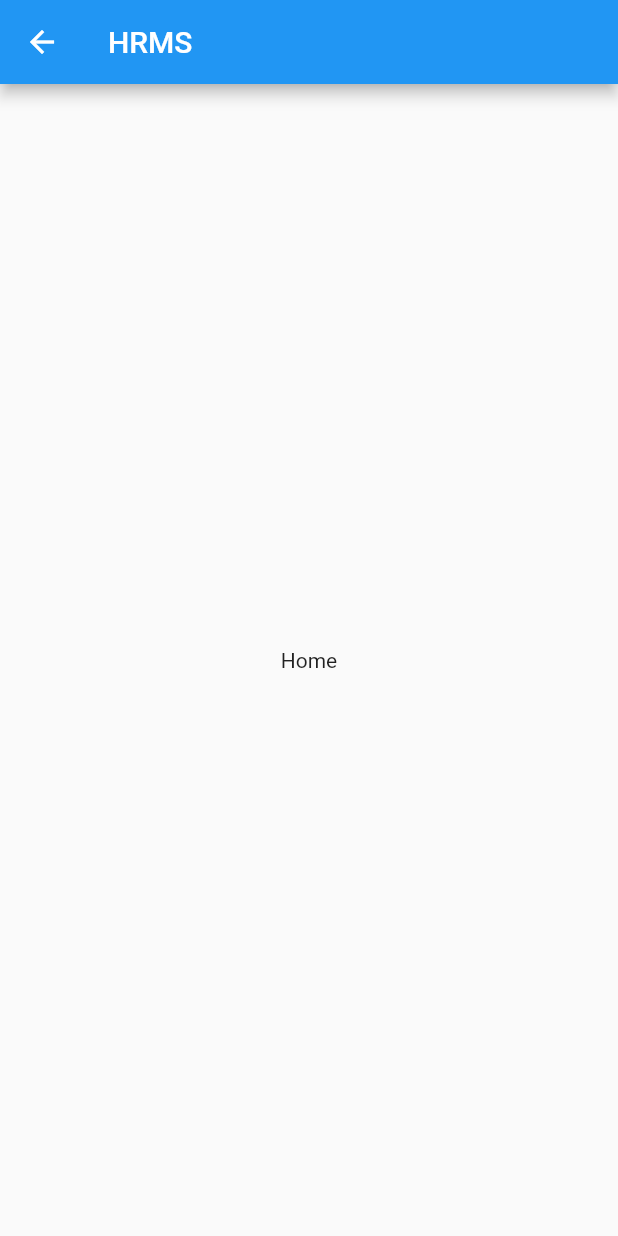
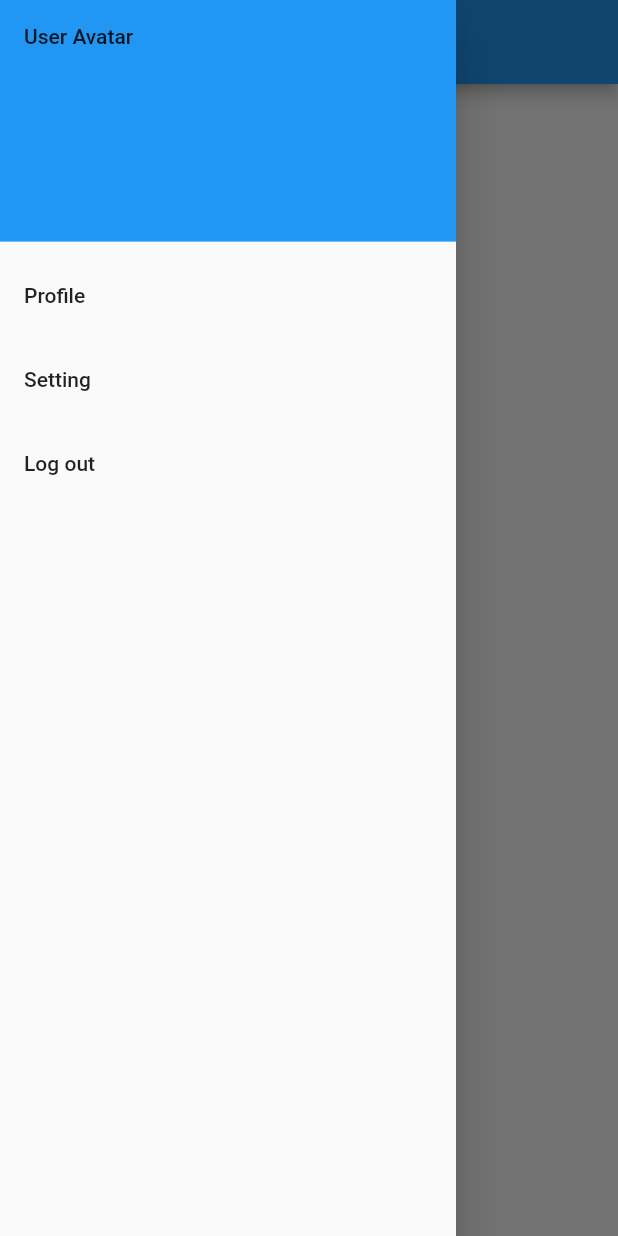
Before and after one commit to chanthornyoeun/hrms_app, a Flutter app: the HomeScreen screen opened by its route, with the side drawer open (before the commit the screen has no drawer), on a phone screen of 412 x 824 dp. Run offline on Flutter 3.47's test engine with Material 2 defaults, Android fonts, the phone set to English and light mode, and no system bars; our stand-ins replace modal_progress_hud, shared_preferences; accounts and stored records are empty.

Commit message:
Add app drawer

```diff
--- /dev/null
+++ b/lib/screens/drawer.dart
@@ -0,0 +1,76 @@
+import 'package:flutter/material.dart';
+import 'package:hrms_app/core/auth_service.dart';
+import 'package:hrms_app/core/credentials_service.dart';
+import 'package:modal_progress_hud/modal_progress_hud.dart';
+
+class AppDrawer extends StatefulWidget {
+
+  const AppDrawer({Key? key}) : super(key: key);
+
+  @override
+  State<StatefulWidget> createState() => _AppDrawerState();
+
+}
+
+class _AppDrawerState extends State<AppDrawer> {
+
+  bool isLoading = false;
+
+  @override
+  Widget build(BuildContext context) {
+    return ModalProgressHUD(
+      inAsyncCall: isLoading,
+      child: _buildWidget(context),
+    );
+  }
+
+  Widget _buildWidget(BuildContext context) {
+    return Drawer(
+      // Add a ListView to the drawer. This ensures the user can scroll
+      // through the options in the drawer if there isn't enough vertical
+      // space to fit everything.
+      child: ListView(
+        // Important: Remove any padding from the ListView.
+        padding: EdgeInsets.zero,
+        children: [
+          const DrawerHeader(
+            decoration: BoxDecoration(
+              color: Colors.blue,
+            ),
+            child: Text('User Avatar'),
+          ),
+          ListTile(
+            title: const Text('Profile'),
+            onTap: () {
+              Navigator.pop(context);
+            },
+          ),
+          ListTile(
+            title: const Text('Setting'),
+            onTap: () {
+              Navigator.pop(context);
+            },
+          ),
+          ListTile(
+            title: const Text('Log out'),
+            onTap: () async {
+              setState(() {
+                isLoading = true;
+              });
+              AuthService authService = AuthService();
+              CredentialsService credentialsService = CredentialsService();
+              await authService.logout();
+              credentialsService.remove();
+              if (!context.mounted) return;
+              setState(() {
+                isLoading = false;
+              });
+              Navigator.pushNamedAndRemoveUntil(context, '/', (Route<dynamic> route) => false);
+            },
+          ),
+        ],
+      ),
+    );
+  }
+
+}
--- a/lib/screens/home.dart
+++ b/lib/screens/home.dart
@@ -1,5 +1,6 @@
 import 'package:flutter/material.dart';
 import 'package:hrms_app/core/credentials_service.dart';
+import 'package:hrms_app/screens/drawer.dart';
 import 'package:hrms_app/screens/login.dart';
 
 class App extends StatelessWidget {
@@ -71,6 +72,7 @@ class _HomeScreenState extends State<HomeScreen> {
     return Scaffold(
       appBar: AppBar(title: Text(widget.title)),
       body: const Center(child: Text('Home')),
+      drawer: const AppDrawer(),
     );
   }
 }
```
